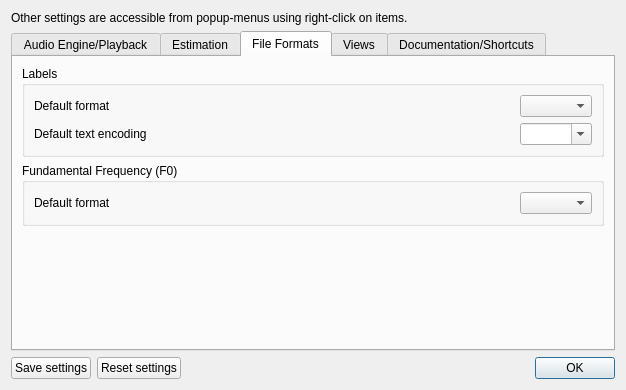
Above: src/wdialogsettings.ui from gillesdegottex/dfasma before the change. Below: the same form after it.
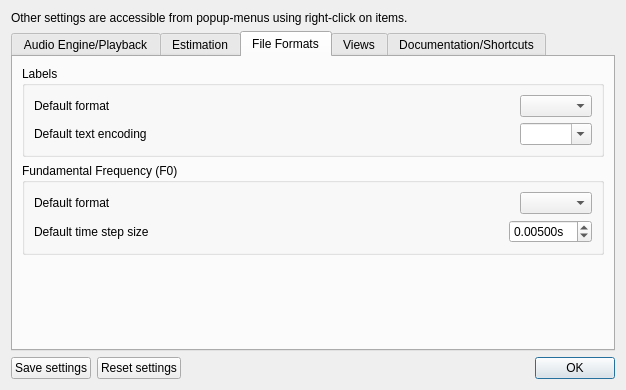
That is the form after the change. The open tabs and pages were chosen to show the change. Icons and pictures are not drawn.

The edit to the form file:
```diff
--- a/src/wdialogsettings.ui
+++ b/src/wdialogsettings.ui
@@ -400,7 +400,7 @@
       <attribute name="title">
        <string>File Formats</string>
       </attribute>
-      <layout class="QVBoxLayout" name="verticalLayout_5">
+      <layout class="QVBoxLayout" name="verticalLayout_11">
        <item>
         <widget class="QGroupBox" name="groupBox_4">
          <property name="title">
@@ -472,7 +472,7 @@
          <property name="title">
           <string>Fundamental Frequency (F0)</string>
          </property>
-         <layout class="QVBoxLayout" name="verticalLayout_11">
+         <layout class="QVBoxLayout" name="verticalLayout_5">
           <item>
            <layout class="QHBoxLayout" name="horizontalLayout_12">
             <item>
@@ -500,6 +500,52 @@
             </item>
            </layout>
           </item>
+          <item>
+           <layout class="QHBoxLayout" name="horizontalLayout_17">
+            <item>
+             <widget class="QLabel" name="label_14">
+              <property name="sizePolicy">
+               <sizepolicy hsizetype="MinimumExpanding" vsizetype="Preferred">
+                <horstretch>0</horstretch>
+                <verstretch>0</verstretch>
+               </sizepolicy>
+              </property>
+              <property name="toolTip">
+               <string>&lt;html&gt;&lt;head/&gt;&lt;body&gt;&lt;p&gt;The time step between two estimation frames.&lt;br/&gt;(the actual step size might be slightly different since it is always an integer number of samples)&lt;/p&gt;&lt;/body&gt;&lt;/html&gt;</string>
+              </property>
+              <property name="text">
+               <string>Default time step size</string>
+              </property>
+             </widget>
+            </item>
+            <item>
+             <widget class="QDoubleSpinBox" name="sbF0DefaultStepSize">
+              <property name="toolTip">
+               <string>The time step between two estimation frames.
+(the actual step size might be slightly different since it is always an integer number of samples)</string>
+              </property>
+              <property name="suffix">
+               <string>s</string>
+              </property>
+              <property name="decimals">
+               <number>5</number>
+              </property>
+              <property name="minimum">
+               <double>0.000100000000000</double>
+              </property>
+              <property name="maximum">
+               <double>60.000000000000000</double>
+              </property>
+              <property name="singleStep">
+               <double>0.001000000000000</double>
+              </property>
+              <property name="value">
+               <double>0.005000000000000</double>
+              </property>
+             </widget>
+            </item>
+           </layout>
+          </item>
          </layout>
         </widget>
        </item>
```
